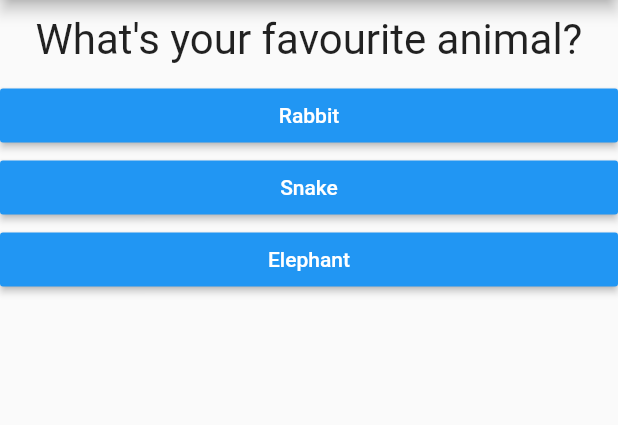
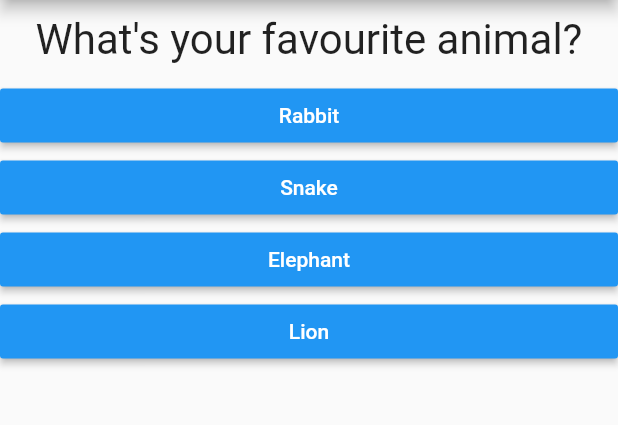
Before and after one commit to mricky/flutter_restaurant, a Flutter app: the screen it shows after launch, after a tap on "Black", on a phone screen of 412 x 824 dp, the part 84-509 px from its top. Run offline on Flutter 3.47's test engine with Material 2 defaults, Android fonts, the phone set to English and light mode, and no system bars.

Commit message:
Calculationg Score List<Map<String,Object> deep ya

```diff
--- a/flutter_complete_guide/lib/main.dart
+++ b/flutter_complete_guide/lib/main.dart
@@ -15,22 +15,37 @@ void main() => runApp(MyApp());
     final questions = const [
        {
          'questionText': 'What\'s your favourite color?',
-         'answers' : ['Black','Red','Green','White']
+         'answers' : [
+           {'text':'Black', 'score':10},
+           {'text':'Red','score':5},
+           {'text':'Green','score':30},
+           {'text':'White', 'score':50}
+           ],
        },
        {
          'questionText':  'What\'s your favourite animal?',
-         'answers' : ['Rabbit','Snake','Elephant']
+         'answers' : [
+           {'text':'Rabbit','score':3},
+           {'text':'Snake','score':11},
+           {'text':'Elephant','score':5},
+           {'text':'Lion','score':9},
+           ],
        },
         {
          'questionText':  'Who\'s your favourite instructor?',
-         'answers' : ['Mohammad','Ricky','Sikasep']
+         'answers' : [
+           {'text':'Mohammad','score':1},
+           {'text':'Ricky','score':1},
+           {'text':'Sikasep','score':1}
+           ],
        }
 
 
     ];
     var _questionIndex = 0;
-    void _answerQuestion(){
-
+    var _totalScore = 0;
+    void _answerQuestion(int score){
+      _totalScore += score;
 
       setState(() {
            _questionIndex = _questionIndex + 1;
@@ -53,8 +68,9 @@ void main() => runApp(MyApp());
              answerQuestion: _answerQuestion,
              questionIndex: _questionIndex,
              questions :questions)
+           // Text(questions.toList().toString())
              :
-             Result(),
+             Result(_totalScore),
       ),
     );
   }
--- a/flutter_complete_guide/lib/quiz.dart
+++ b/flutter_complete_guide/lib/quiz.dart
@@ -13,19 +13,16 @@ class Quiz extends StatelessWidget {
 
   @override
   Widget build(BuildContext context) {
-    return Column(children: <Widget>[
+    return Column(
+      children: <Widget>[
           Question(
             questions[questionIndex]['questionText']
           ),
-          ...(questions[questionIndex]['answers'] as List<String>)
-            .map((answers){
-            return Answer(answerQuestion,answers);
+          ...(questions[questionIndex]['answers'] as List<Map<String, Object>>).map((answer){
+
+            return Answer(()=> answerQuestion(answer['score']),answer['text']);
           }).toList()
-
-          // Text(questions[_questionIndex]),
-          // RaisedButton(child: Text('Answer 1'),onPressed: answerQuestion,),
-
-        ],
+          ],
         );
   }
 }
```
Also changed, not shown: flutter_complete_guide/lib/result.dart (+21 -1 lines), flutter_complete_guide/pubspec.lock, 1 other file.
